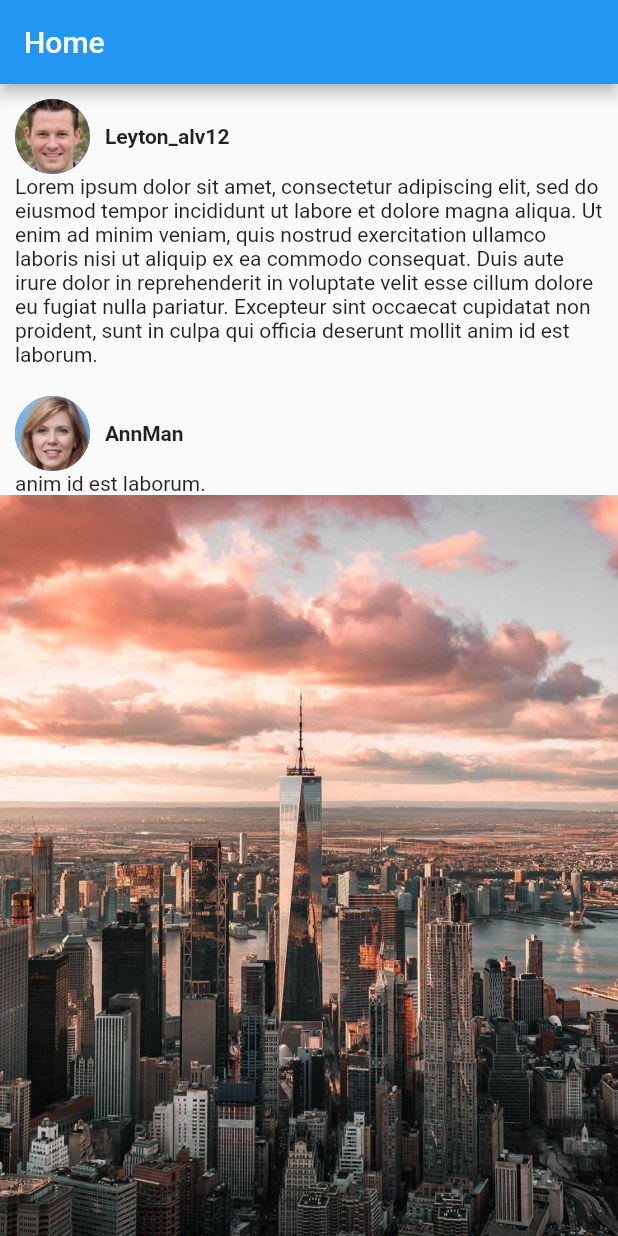
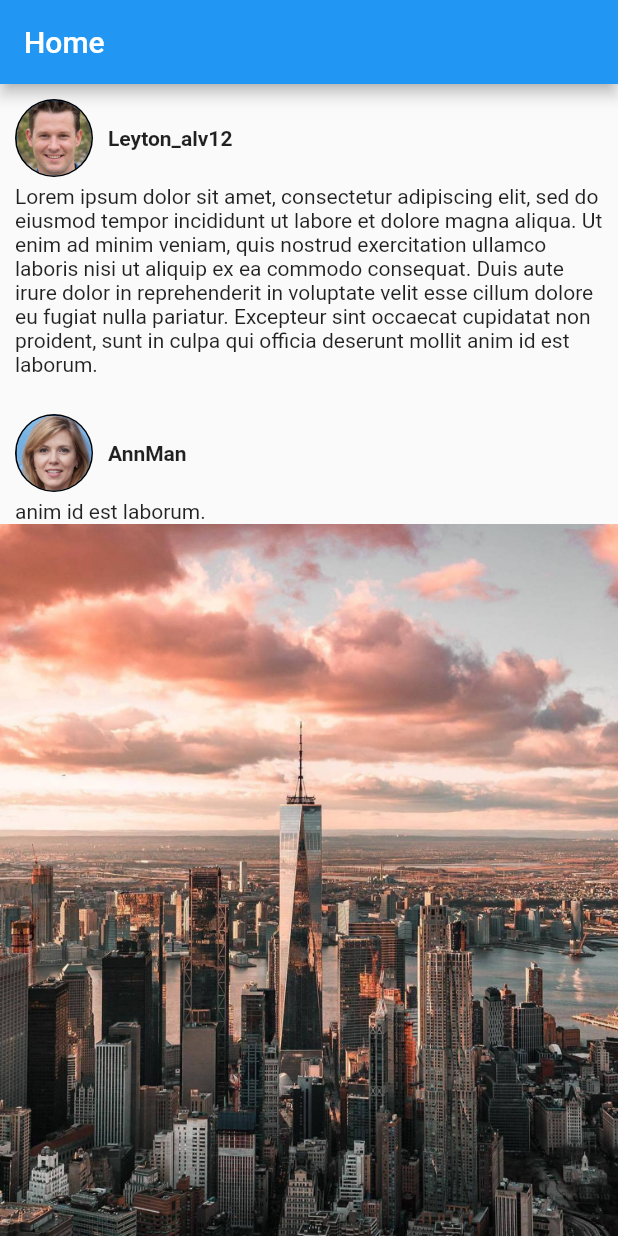
Before and after one commit to taldokh/twitter_clone, a Flutter app: the screen it shows after launch, on a phone screen of 412 x 824 dp. Run offline on Flutter 3.47's test engine with Material 2 defaults, Android fonts, the light colour scheme and no system bars.

Commit message:
user avatar has border

```diff
--- a/FlutterFrontend/lib/widgets/user_avatar.dart
+++ b/FlutterFrontend/lib/widgets/user_avatar.dart
@@ -11,8 +11,9 @@ class UserAvatar extends StatelessWidget {
     return Container(
       margin: EdgeInsets.symmetric(horizontal: 10),
       child: CircleAvatar(
-        radius: 25,
-        backgroundImage: this._imageProvider,
+        radius: 26,
+        backgroundColor: Colors.black,
+        child: CircleAvatar(radius: 25, backgroundImage: this._imageProvider),
       ),
     );
   }
--- a/FlutterFrontend/lib/widgets/user_post.dart
+++ b/FlutterFrontend/lib/widgets/user_post.dart
@@ -27,7 +27,9 @@ class UserPost extends StatelessWidget {
               style: TextStyle(fontWeight: FontWeight.bold),
             )),
           ]),
-          contentType(this._fetchedPost.content)
+          Container(
+              margin: EdgeInsets.symmetric(vertical: 5),
+              child: contentType(this._fetchedPost.content))
         ],
       ),
     );
```
